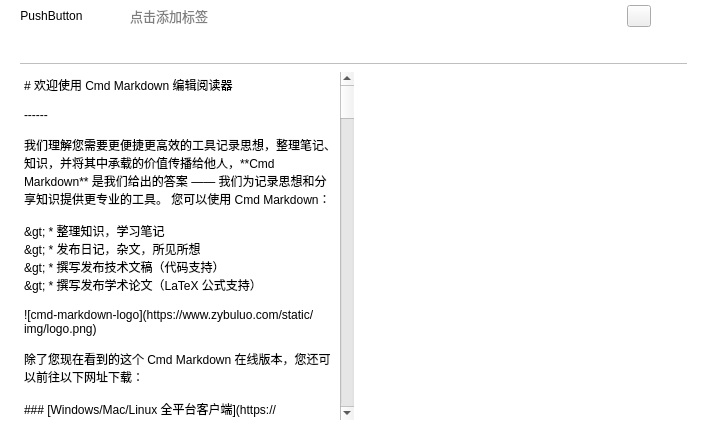
Before: the Qt Designer form views/markdowneditorwidget.ui in Gitnoter/Gitnoter, drawn with Qt 5.
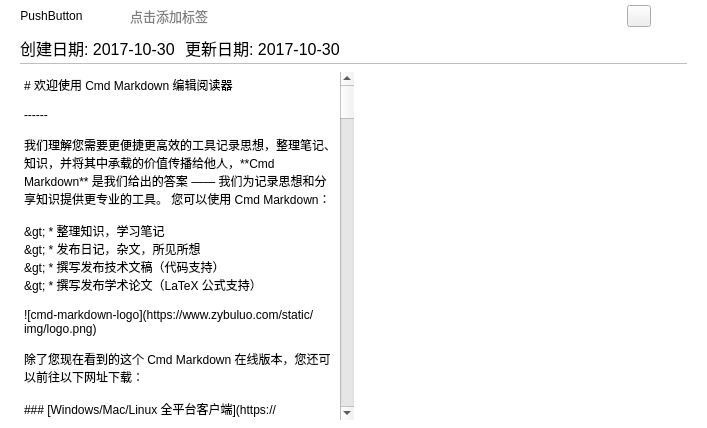
After: the same form once the commit is applied. The open tabs and pages were chosen to show the change. Icons and pictures are not drawn. Custom widgets are drawn as their Qt base class.

```diff
--- a/views/markdowneditorwidget.ui
+++ b/views/markdowneditorwidget.ui
@@ -679,7 +679,62 @@
              </item>
             </layout>
            </widget>
-           <widget class="QWidget" name="page_noteDate"/>
+           <widget class="QWidget" name="page_noteDate">
+            <layout class="QHBoxLayout" name="horizontalLayout_8">
+             <property name="spacing">
+              <number>10</number>
+             </property>
+             <property name="leftMargin">
+              <number>0</number>
+             </property>
+             <property name="topMargin">
+              <number>0</number>
+             </property>
+             <property name="rightMargin">
+              <number>0</number>
+             </property>
+             <property name="bottomMargin">
+              <number>0</number>
+             </property>
+             <item>
+              <widget class="QLabel" name="label_createTime">
+               <property name="font">
+                <font>
+                 <pointsize>12</pointsize>
+                </font>
+               </property>
+               <property name="text">
+                <string>创建日期: 2017-10-30</string>
+               </property>
+              </widget>
+             </item>
+             <item>
+              <widget class="QLabel" name="label_updateTime">
+               <property name="font">
+                <font>
+                 <pointsize>12</pointsize>
+                </font>
+               </property>
+               <property name="text">
+                <string>更新日期: 2017-10-30</string>
+               </property>
+              </widget>
+             </item>
+             <item>
+              <spacer name="horizontalSpacer_3">
+               <property name="orientation">
+                <enum>Qt::Horizontal</enum>
+               </property>
+               <property name="sizeHint" stdset="0">
+                <size>
+                 <width>40</width>
+                 <height>20</height>
+                </size>
+               </property>
+              </spacer>
+             </item>
+            </layout>
+           </widget>
           </widget>
          </item>
         </layout>
```
Left out of the diff: 47 changed lines with no effect on the pictures. Lines whose indentation alone changed are shown as unchanged.
